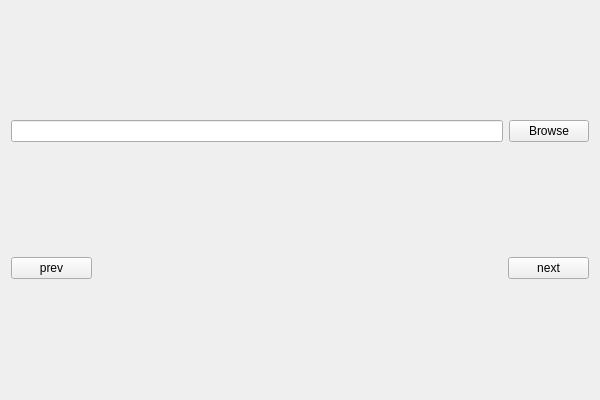
The window that MyLabelImg/MyLabelImg.ui (ATGKurotora/SharpLabelImg) describes before a commit, drawn with Qt 5.
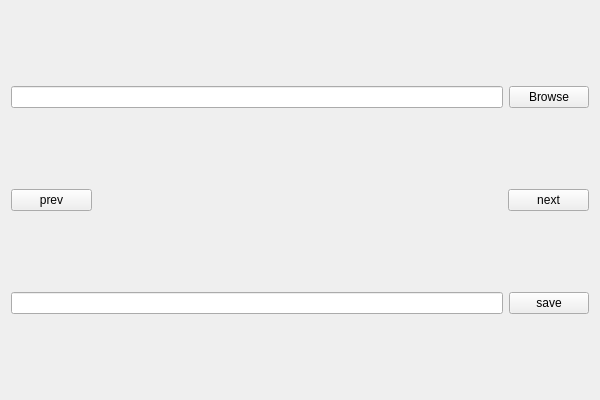
The same window after the commit.

```diff
--- a/MyLabelImg/MyLabelImg.ui
+++ b/MyLabelImg/MyLabelImg.ui
@@ -60,6 +60,20 @@
       </item>
      </layout>
     </item>
+    <item>
+     <layout class="QHBoxLayout" name="horizontalLayout_2">
+      <item>
+       <widget class="QLineEdit" name="saveLineEdit"/>
+      </item>
+      <item>
+       <widget class="QPushButton" name="saveButton">
+        <property name="text">
+         <string>save</string>
+        </property>
+       </widget>
+      </item>
+     </layout>
+    </item>
    </layout>
   </widget>
  </widget>
```
